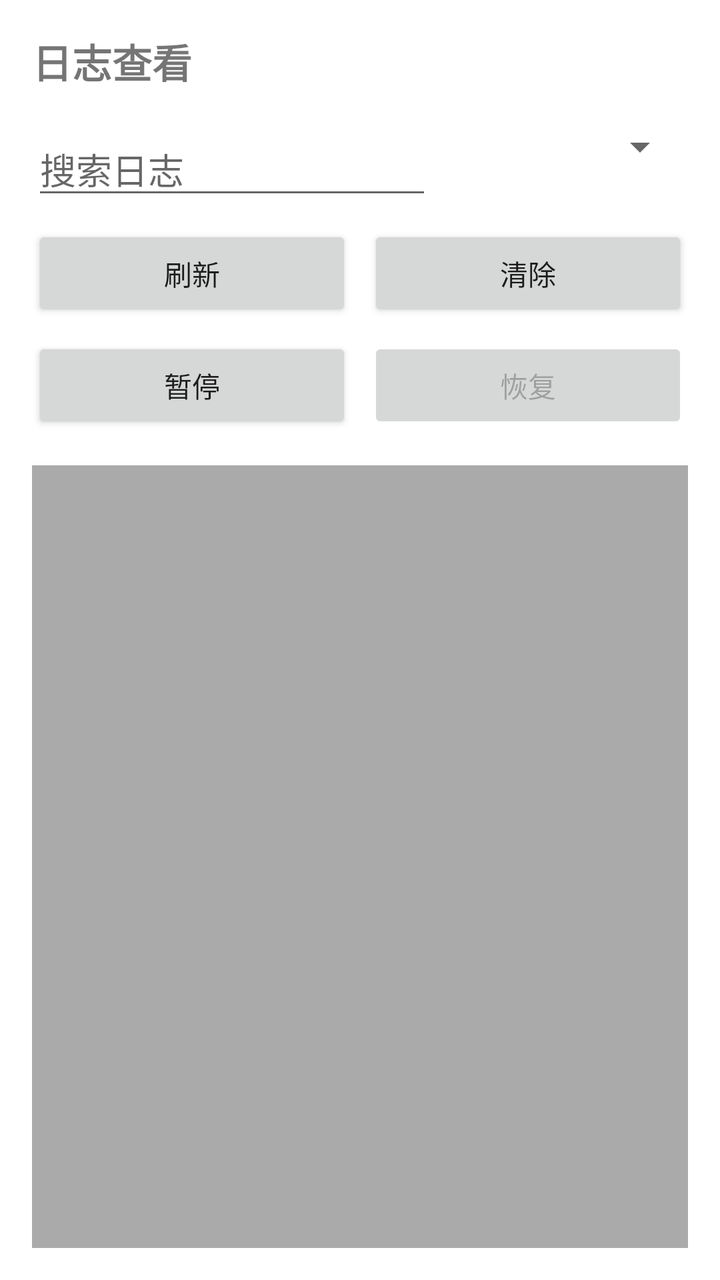
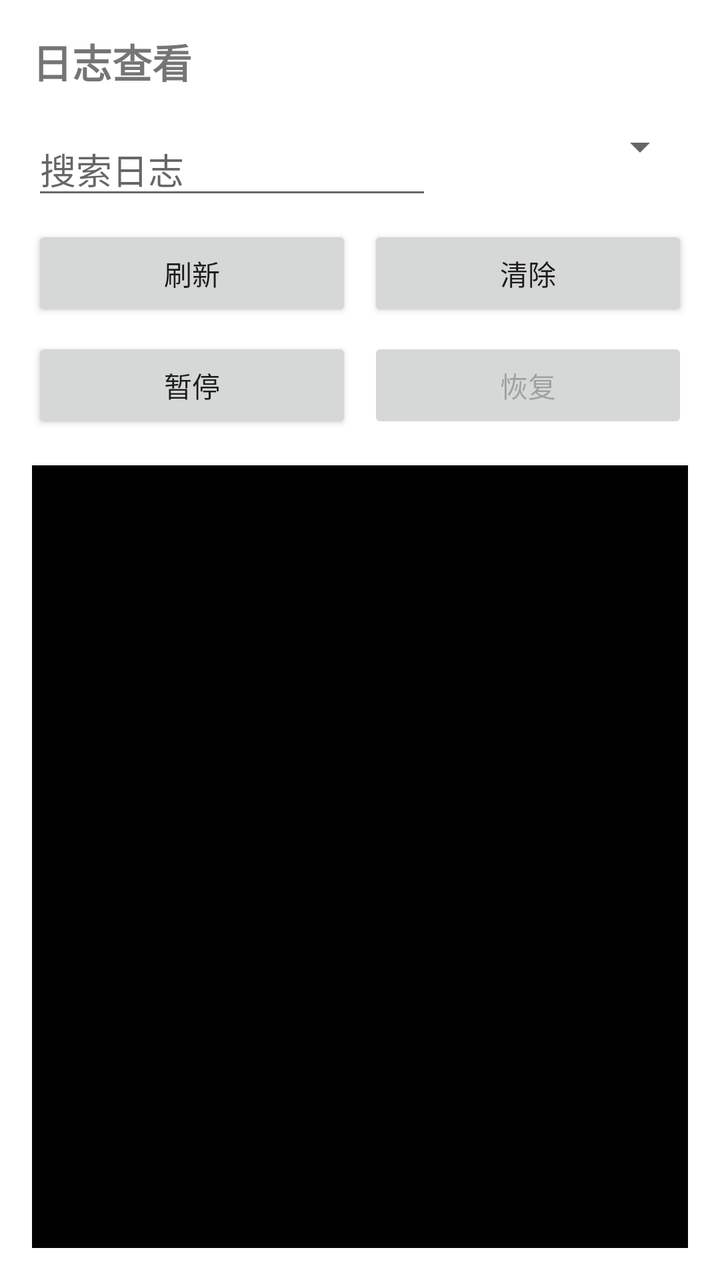

Two renders of the same Android screen: before a commit and after it. Below are the layout's source before the change and the commit's diff.
<!-- AndroidManifest.xml: application theme Theme.WpsPasswordManager -->
<!-- res/layout/activity_log.xml -->
<?xml version="1.0" encoding="utf-8"?>

<LinearLayout xmlns:android="http://schemas.android.com/apk/res/android"
    xmlns:tools="http://schemas.android.com/tools"
    android:layout_width="match_parent"
    android:layout_height="match_parent"
    android:orientation="vertical"
    android:padding="16dp"
    tools:context=".ui.LogActivity">

    <TextView
        android:layout_width="wrap_content"
        android:layout_height="wrap_content"
        android:text="日志查看"
        android:textSize="20sp"
        android:textStyle="bold"
        android:layout_marginBottom="16dp" />

    
    <LinearLayout
        android:layout_width="match_parent"
        android:layout_height="wrap_content"
        android:orientation="vertical"
        android:layout_marginBottom="16dp">

        
        <LinearLayout
            android:layout_width="match_parent"
            android:layout_height="wrap_content"
            android:orientation="horizontal"
            android:layout_marginBottom="8dp">

            <EditText
                android:id="@+id/search_edit_text"
                android:layout_width="0dp"
                android:layout_height="wrap_content"
                android:layout_weight="1"
                android:hint="搜索日志"
                android:inputType="text"
                android:layout_marginRight="8dp" />

            <Spinner
                android:id="@+id/level_spinner"
                android:layout_width="120dp"
                android:layout_height="wrap_content" />

        </LinearLayout>

        
        <LinearLayout
            android:layout_width="match_parent"
            android:layout_height="wrap_content"
            android:orientation="horizontal"
            android:layout_marginBottom="8dp">

            <Button
                android:id="@+id/refresh_button"
                android:layout_width="0dp"
                android:layout_height="wrap_content"
                android:layout_weight="1"
                android:text="刷新"
                android:layout_marginRight="8dp" />

            <Button
                android:id="@+id/clear_button"
                android:layout_width="0dp"
                android:layout_height="wrap_content"
                android:layout_weight="1"
                android:text="清除" />

        </LinearLayout>

        
        <LinearLayout
            android:layout_width="match_parent"
            android:layout_height="wrap_content"
            android:orientation="horizontal">

            <Button
                android:id="@+id/pause_button"
                android:layout_width="0dp"
                android:layout_height="wrap_content"
                android:layout_weight="1"
                android:text="暂停"
                android:layout_marginRight="8dp" />

            <Button
                android:id="@+id/resume_button"
                android:layout_width="0dp"
                android:layout_height="wrap_content"
                android:layout_weight="1"
                android:text="恢复"
                android:enabled="false" />

        </LinearLayout>

    </LinearLayout>

    
    <androidx.recyclerview.widget.RecyclerView
        android:id="@+id/log_recycler_view"
        android:layout_width="match_parent"
        android:layout_height="0dp"
        android:layout_weight="1"
        android:background="@android:color/darker_gray" />

</LinearLayout>
<!-- resources referenced by this layout -->
<resources>
  <style name="Theme.WpsPasswordManager" parent="Theme.MaterialComponents.DayNight.DarkActionBar">
          
          <item name="colorPrimary">@color/purple_500</item>
          <item name="colorPrimaryVariant">@color/purple_700</item>
          <item name="colorOnPrimary">@color/white</item>
          
          <item name="colorSecondary">@color/teal_200</item>
          <item name="colorSecondaryVariant">@color/teal_700</item>
          <item name="colorOnSecondary">@color/black</item>
          
          <item name="android:statusBarColor" tools:targetApi="l">?attr/colorPrimaryVariant</item>
          
      </style>
  <color name="purple_500">#FF6200EE</color>
  <color name="purple_700">#FF3700B3</color>
  <color name="white">#FFFFFFFF</color>
  <color name="teal_200">#FF03DAC5</color>
  <color name="teal_700">#FF018786</color>
  <color name="black">#FF000000</color>
</resources>

<!-- the commit's change to res/layout/activity_log.xml (unified diff, before → after) -->
@@ -102,6 +102,6 @@
         android:layout_width="match_parent"
         android:layout_height="0dp"
         android:layout_weight="1"
-        android:background="@android:color/darker_gray" />
+        android:background="@android:color/black" />
 
 </LinearLayout>
